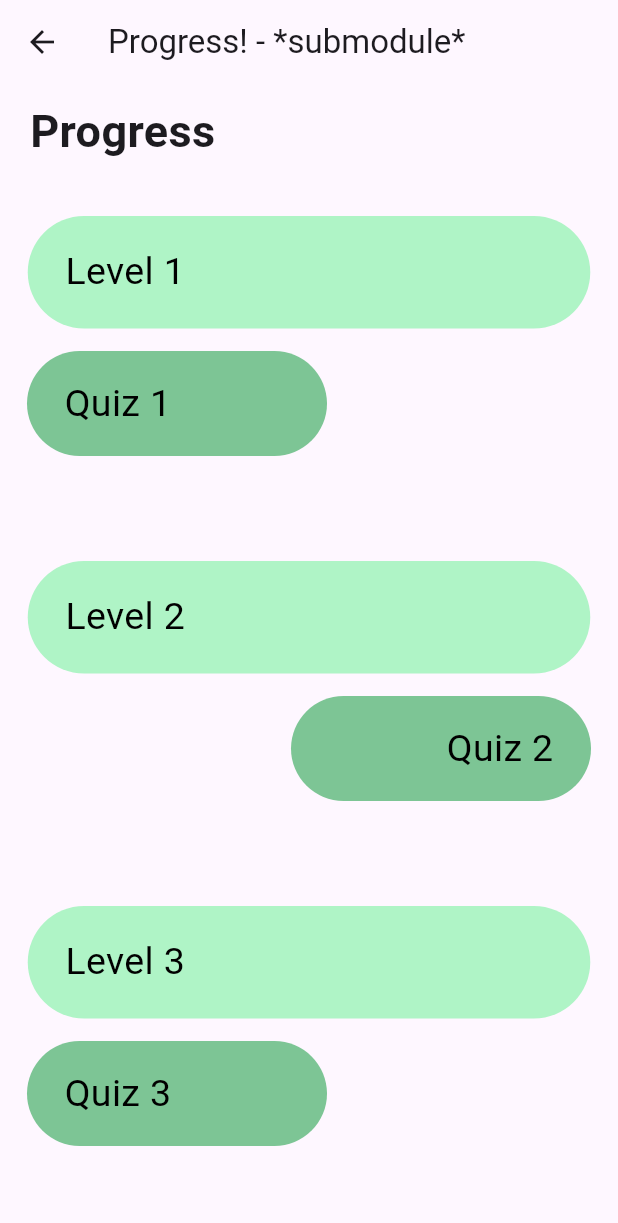
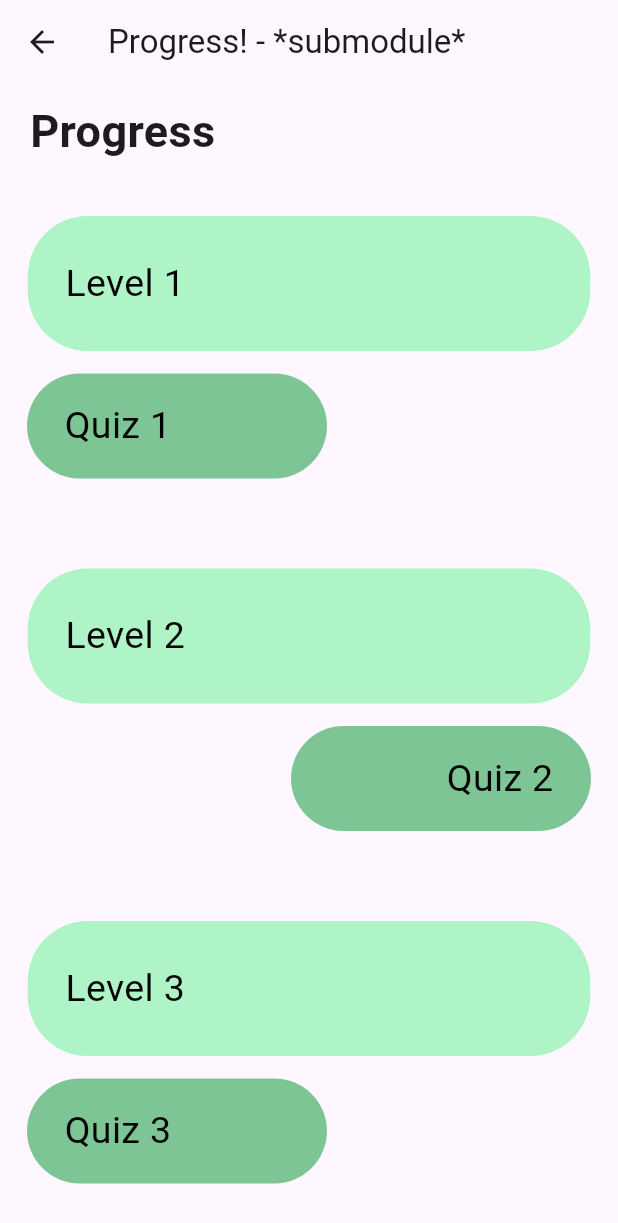
Before and after one commit to monsimb/CSCE3444_SoftwareEng, a Flutter app: the _ProgressState screen opened directly, on a phone screen of 412 x 824 dp. Shown: the top 1223 px of the screen. Run offline on Flutter 3.47's test engine with Material 3 defaults, Android fonts, the light colour scheme and no system bars; our stand-ins replace audioplayers, logger.

Commit message:
progress design

```diff
--- a/lib/main.dart
+++ b/lib/main.dart
@@ -766,11 +766,11 @@ class _ProgressState extends StatelessWidget {
                   lvl1(context, 1),
                   SizedBox(height: 15),
                   quiz1(context, 2),
-                  SizedBox(height: 70),
+                  SizedBox(height: 60),
                   lvl2(context,2),
                   SizedBox(height: 15),
                   quiz2(context, 2),
-                  SizedBox(height: 70),
+                  SizedBox(height: 60),
                   lvl3(context,3),
                   SizedBox(height: 15),
                   quiz3(context, 2),
@@ -780,7 +780,7 @@ class _ProgressState extends StatelessWidget {
   Widget lvl1(BuildContext context, int id) {
   //const spacer = SizedBox(height: 25);
   return Container(
-    height: 75,
+    height: 90,
     width: 375,
     padding: EdgeInsets.symmetric(vertical:10, horizontal:25),
     decoration: BoxDecoration(
@@ -800,7 +800,7 @@ class _ProgressState extends StatelessWidget {
   Widget lvl2(BuildContext context, int id) {
   //const spacer = SizedBox(height: 25);
   return Container(
-    height: 75,
+    height: 90,
     width: 375,
     padding: EdgeInsets.symmetric(vertical:10, horizontal:25),
     decoration: BoxDecoration(
@@ -819,7 +819,7 @@ class _ProgressState extends StatelessWidget {
      Widget lvl3(BuildContext context, int id) {
   //const spacer = SizedBox(height: 25);
   return Container(
-    height: 75,
+    height: 90,
     width: 375,
     padding: EdgeInsets.symmetric(vertical:10, horizontal:25),
     decoration: BoxDecoration(
```
